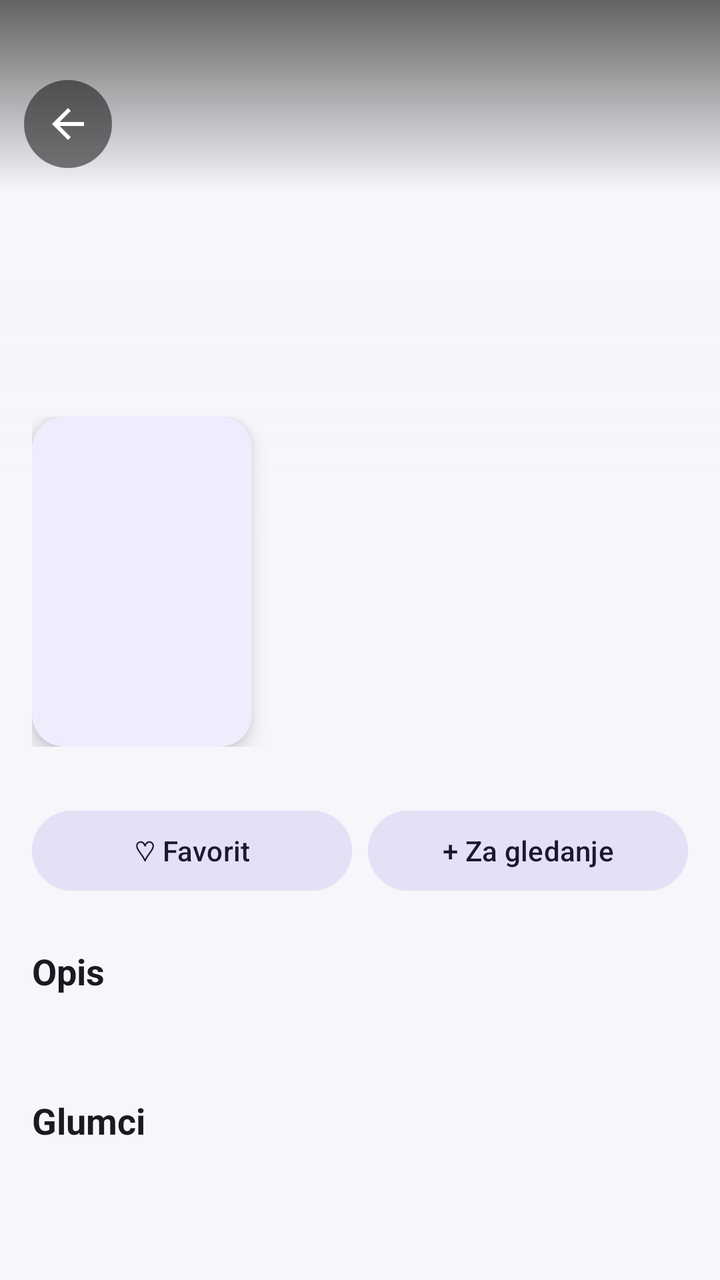
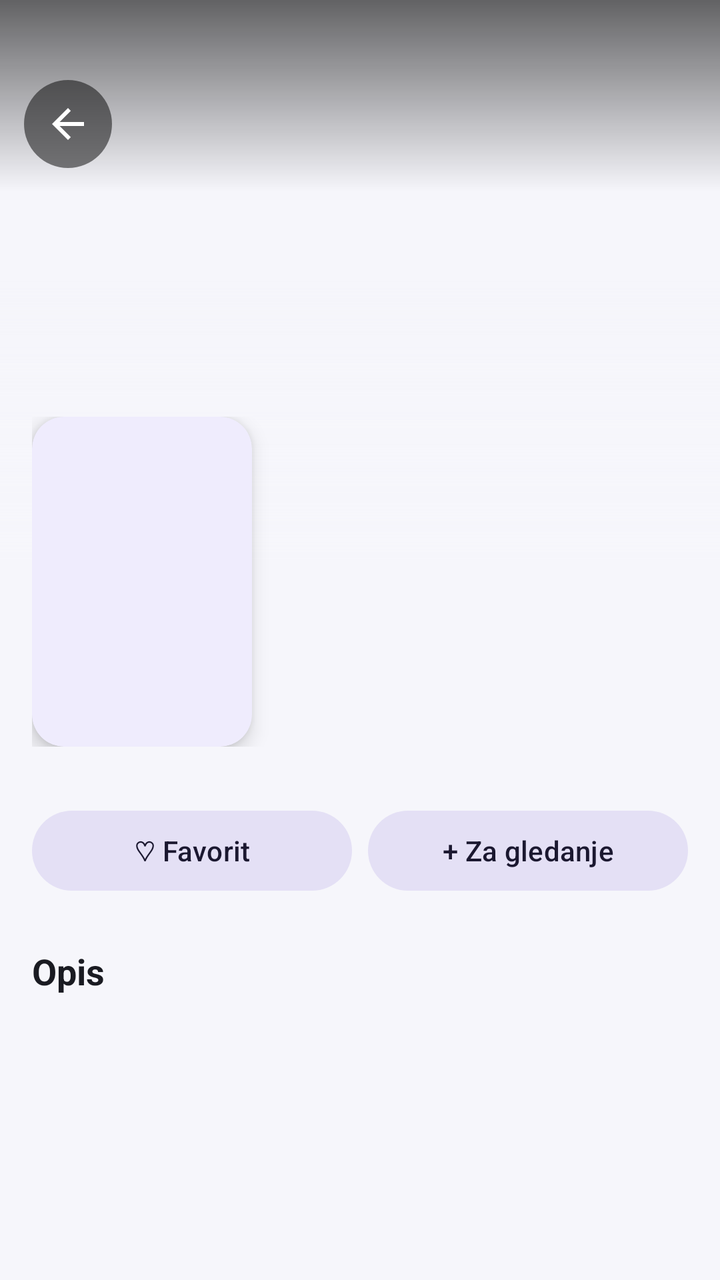

Screens rendered from an Android XML layout before and after an edit, with the pre-edit source and the edit as a unified diff.
<!-- AndroidManifest.xml: application theme Theme.Cinevo -->
<!-- res/layout/activity_movie_details.xml -->
<?xml version="1.0" encoding="utf-8"?>
<FrameLayout
    xmlns:android="http://schemas.android.com/apk/res/android"
    xmlns:app="http://schemas.android.com/apk/res-auto"
    android:layout_width="match_parent"
    android:layout_height="match_parent">

    <ScrollView
        android:id="@+id/scrollContent"
        android:layout_width="match_parent"
        android:layout_height="match_parent"
        android:clipToPadding="false">

        <LinearLayout
            android:layout_width="match_parent"
            android:layout_height="wrap_content"
            android:orientation="vertical"
            android:paddingBottom="24dp">

            <FrameLayout
                android:layout_width="match_parent"
                android:layout_height="280dp">

                <ImageView
                    android:id="@+id/imgBackdrop"
                    android:layout_width="match_parent"
                    android:layout_height="match_parent"
                    android:contentDescription="Slika filma"
                    android:scaleType="centerCrop" />

                <View
                    android:layout_width="match_parent"
                    android:layout_height="96dp"
                    android:background="@drawable/bg_scrim_top" />

                <View
                    android:layout_width="match_parent"
                    android:layout_height="140dp"
                    android:layout_gravity="bottom"
                    android:background="@drawable/bg_scrim_bottom" />
            </FrameLayout>

            <LinearLayout
                android:layout_width="match_parent"
                android:layout_height="wrap_content"
                android:layout_marginTop="-72dp"
                android:orientation="horizontal"
                android:paddingStart="16dp"
                android:paddingEnd="16dp">

                <com.google.android.material.card.MaterialCardView
                    android:layout_width="110dp"
                    android:layout_height="165dp"
                    app:cardCornerRadius="16dp"
                    app:cardElevation="6dp"
                    app:strokeWidth="0dp">

                    <ImageView
                        android:id="@+id/imgPoster"
                        android:layout_width="match_parent"
                        android:layout_height="match_parent"
                        android:contentDescription="Poster filma"
                        android:scaleType="centerCrop" />
                </com.google.android.material.card.MaterialCardView>

                <LinearLayout
                    android:layout_width="0dp"
                    android:layout_height="wrap_content"
                    android:layout_gravity="bottom"
                    android:layout_weight="1"
                    android:orientation="vertical"
                    android:paddingStart="16dp">

                    <TextView
                        android:id="@+id/tvTitle"
                        android:layout_width="match_parent"
                        android:layout_height="wrap_content"
                        android:textColor="?attr/colorOnSurface"
                        android:textSize="22sp"
                        android:textStyle="bold" />

                    <TextView
                        android:id="@+id/tvTagline"
                        android:layout_width="match_parent"
                        android:layout_height="wrap_content"
                        android:layout_marginTop="4dp"
                        android:textColor="?attr/colorOnSurfaceVariant"
                        android:textSize="13sp"
                        android:textStyle="italic"
                        android:visibility="gone" />

                    <TextView
                        android:id="@+id/tvInfo"
                        android:layout_width="match_parent"
                        android:layout_height="wrap_content"
                        android:layout_marginTop="6dp"
                        android:textColor="?attr/colorOnSurfaceVariant"
                        android:textSize="14sp" />

                    <TextView
                        android:id="@+id/tvDirector"
                        android:layout_width="match_parent"
                        android:layout_height="wrap_content"
                        android:layout_marginTop="4dp"
                        android:textColor="?attr/colorOnSurfaceVariant"
                        android:textSize="13sp"
                        android:visibility="gone" />
                </LinearLayout>
            </LinearLayout>

            <HorizontalScrollView
                android:layout_width="match_parent"
                android:layout_height="wrap_content"
                android:layout_marginTop="16dp"
                android:clipToPadding="false"
                android:paddingStart="16dp"
                android:paddingEnd="16dp"
                android:scrollbars="none">

                <com.google.android.material.chip.ChipGroup
                    android:id="@+id/chipGroupGenres"
                    android:layout_width="wrap_content"
                    android:layout_height="wrap_content"
                    app:singleLine="true" />
            </HorizontalScrollView>

            <LinearLayout
                android:layout_width="match_parent"
                android:layout_height="wrap_content"
                android:layout_marginTop="12dp"
                android:orientation="horizontal"
                android:paddingStart="16dp"
                android:paddingEnd="16dp">

                <com.google.android.material.button.MaterialButton
                    android:id="@+id/btnFavorite"
                    style="@style/Widget.Material3.Button.TonalButton"
                    android:layout_width="0dp"
                    android:layout_height="wrap_content"
                    android:layout_marginEnd="4dp"
                    android:layout_weight="1"
                    android:text="♡ Favorit" />

                <com.google.android.material.button.MaterialButton
                    android:id="@+id/btnWatchlist"
                    style="@style/Widget.Material3.Button.TonalButton"
                    android:layout_width="0dp"
                    android:layout_height="wrap_content"
                    android:layout_marginStart="4dp"
                    android:layout_weight="1"
                    android:text="+ Za gledanje" />
            </LinearLayout>

            <com.google.android.material.button.MaterialButton
                android:id="@+id/btnTrailer"
                android:layout_width="match_parent"
                android:layout_height="wrap_content"
                android:layout_marginStart="16dp"
                android:layout_marginTop="8dp"
                android:layout_marginEnd="16dp"
                android:text="Pogledaj trailer"
                android:visibility="gone" />

            <FrameLayout
                android:id="@+id/trailerContainer"
                android:layout_width="match_parent"
                android:layout_height="wrap_content"
                android:layout_marginStart="16dp"
                android:layout_marginTop="12dp"
                android:layout_marginEnd="16dp"
                android:visibility="gone" />

            <Button
                android:id="@+id/btnTrailerExternal"
                style="?attr/borderlessButtonStyle"
                android:layout_width="wrap_content"
                android:layout_height="wrap_content"
                android:layout_marginStart="8dp"
                android:text="Otvori u YouTubeu"
                android:visibility="gone" />

            <com.google.android.material.card.MaterialCardView
                android:id="@+id/sectionRating"
                android:layout_width="match_parent"
                android:layout_height="wrap_content"
                android:layout_marginStart="16dp"
                android:layout_marginTop="16dp"
                android:layout_marginEnd="16dp"
                android:visibility="gone"
                app:cardBackgroundColor="?attr/colorSurfaceVariant"
                app:cardCornerRadius="16dp"
                app:cardElevation="0dp"
                app:strokeWidth="0dp">

                <LinearLayout
                    android:layout_width="match_parent"
                    android:layout_height="wrap_content"
                    android:orientation="vertical"
                    android:padding="16dp">

                    <TextView
                        android:id="@+id/tvRatingHint"
                        android:layout_width="wrap_content"
                        android:layout_height="wrap_content"
                        android:text="Ocijeni film"
                        android:textColor="?attr/colorOnSurface"
                        android:textSize="15sp"
                        android:textStyle="bold" />

                    <com.vedad.cinevo.ui.widget.StarRatingView
                        android:id="@+id/ratingBar"
                        android:layout_width="wrap_content"
                        android:layout_height="wrap_content"
                        android:layout_marginTop="8dp" />

                    <Button
                        android:id="@+id/btnRemoveRating"
                        style="?attr/borderlessButtonStyle"
                        android:layout_width="wrap_content"
                        android:layout_height="wrap_content"
                        android:text="Ukloni ocjenu"
                        android:visibility="gone" />
                </LinearLayout>
            </com.google.android.material.card.MaterialCardView>

            <TextView
                android:layout_width="match_parent"
                android:layout_height="wrap_content"
                android:layout_marginStart="16dp"
                android:layout_marginTop="24dp"
                android:layout_marginEnd="16dp"
                android:text="Opis"
                android:textColor="?attr/colorOnSurface"
                android:textSize="18sp"
                android:textStyle="bold" />

            <TextView
                android:id="@+id/tvOverview"
                android:layout_width="match_parent"
                android:layout_height="wrap_content"
                android:layout_marginStart="16dp"
                android:layout_marginTop="6dp"
                android:layout_marginEnd="16dp"
                android:lineSpacingMultiplier="1.2"
                android:textColor="?attr/colorOnSurfaceVariant"
                android:textSize="15sp" />

            
            <TextView
                android:layout_width="match_parent"
                android:layout_height="wrap_content"
                android:layout_marginStart="16dp"
                android:layout_marginTop="24dp"
                android:layout_marginEnd="16dp"
                android:text="Glumci"
                android:textColor="?attr/colorOnSurface"
                android:textSize="18sp"
                android:textStyle="bold" />

            <TextView
                android:id="@+id/tvCast"
                android:layout_width="match_parent"
                android:layout_height="wrap_content"
                android:layout_marginStart="16dp"
                android:layout_marginTop="6dp"
                android:layout_marginEnd="16dp"
                android:lineSpacingMultiplier="1.2"
                android:textColor="?attr/colorOnSurfaceVariant"
                android:textSize="15sp" />

            <LinearLayout
                android:id="@+id/sectionWatch"
                android:layout_width="match_parent"
                android:layout_height="wrap_content"
                android:orientation="vertical"
                android:visibility="gone">

                <TextView
                    android:id="@+id/tvWatchTitle"
                    android:layout_width="match_parent"
                    android:layout_height="wrap_content"
                    android:layout_marginStart="16dp"
                    android:layout_marginTop="24dp"
                    android:layout_marginEnd="16dp"
                    android:text="Gdje gledati"
                    android:textColor="?attr/colorOnSurface"
                    android:textSize="18sp"
                    android:textStyle="bold" />

                <TextView
                    android:id="@+id/tvWatchRegion"
                    android:layout_width="wrap_content"
                    android:layout_height="wrap_content"
                    android:layout_marginStart="16dp"
                    android:background="?attr/selectableItemBackground"
                    android:paddingTop="4dp"
                    android:paddingBottom="4dp"
                    android:textColor="?attr/colorPrimary"
                    android:textSize="12sp" />

                <LinearLayout
                    android:id="@+id/groupStream"
                    android:layout_width="match_parent"
                    android:layout_height="wrap_content"
                    android:orientation="vertical"
                    android:visibility="gone">

                    <TextView
                        android:layout_width="match_parent"
                        android:layout_height="wrap_content"
                        android:layout_marginStart="16dp"
                        android:layout_marginTop="12dp"
                        android:text="Streaming"
                        android:textColor="?attr/colorOnSurface"
                        android:textSize="14sp"
                        android:textStyle="bold" />

                    <androidx.recyclerview.widget.RecyclerView
                        android:id="@+id/recyclerStream"
                        android:layout_width="match_parent"
                        android:layout_height="wrap_content"
                        android:clipToPadding="false"
                        android:paddingStart="12dp"
                        android:paddingEnd="12dp" />
                </LinearLayout>

                <LinearLayout
                    android:id="@+id/groupRent"
                    android:layout_width="match_parent"
                    android:layout_height="wrap_content"
                    android:orientation="vertical"
                    android:visibility="gone">

                    <TextView
                        android:layout_width="match_parent"
                        android:layout_height="wrap_content"
                        android:layout_marginStart="16dp"
                        android:layout_marginTop="12dp"
                        android:text="Iznajmljivanje"
                        android:textColor="?attr/colorOnSurface"
                        android:textSize="14sp"
                        android:textStyle="bold" />

                    <androidx.recyclerview.widget.RecyclerView
                        android:id="@+id/recyclerRent"
                        android:layout_width="match_parent"
                        android:layout_height="wrap_content"
                        android:clipToPadding="false"
                        android:paddingStart="12dp"
                        android:paddingEnd="12dp" />
                </LinearLayout>

                <LinearLayout
                    android:id="@+id/groupBuy"
                    android:layout_width="match_parent"
                    android:layout_height="wrap_content"
                    android:orientation="vertical"
                    android:visibility="gone">

                    <TextView
                        android:layout_width="match_parent"
                        android:layout_height="wrap_content"
                        android:layout_marginStart="16dp"
                        android:layout_marginTop="12dp"
                        android:text="Kupovina"
                        android:textColor="?attr/colorOnSurface"
                        android:textSize="14sp"
                        android:textStyle="bold" />

                    <androidx.recyclerview.widget.RecyclerView
                        android:id="@+id/recyclerBuy"
                        android:layout_width="match_parent"
                        android:layout_height="wrap_content"
                        android:clipToPadding="false"
                        android:paddingStart="12dp"
                        android:paddingEnd="12dp" />
                </LinearLayout>

                <TextView
                    android:id="@+id/tvWatchEmpty"
                    android:layout_width="match_parent"
                    android:layout_height="wrap_content"
                    android:layout_marginStart="16dp"
                    android:layout_marginTop="8dp"
                    android:layout_marginEnd="16dp"
                    android:text="Nema podataka o dostupnosti za odabranu državu. Državu možeš promijeniti u postavkama."
                    android:textColor="?attr/colorOnSurfaceVariant"
                    android:textSize="14sp"
                    android:visibility="gone" />

                <Button
                    android:id="@+id/btnWatchLink"
                    style="?attr/borderlessButtonStyle"
                    android:layout_width="wrap_content"
                    android:layout_height="wrap_content"
                    android:layout_marginStart="8dp"
                    android:text="Prikaži sve opcije"
                    android:visibility="gone" />

                <TextView
                    android:layout_width="match_parent"
                    android:layout_height="wrap_content"
                    android:layout_marginStart="16dp"
                    android:layout_marginTop="2dp"
                    android:layout_marginEnd="16dp"
                    android:text="Podaci o dostupnosti: JustWatch"
                    android:textColor="?attr/colorOnSurfaceVariant"
                    android:textSize="11sp" />
            </LinearLayout>

            <LinearLayout
                android:id="@+id/sectionSimilar"
                android:layout_width="match_parent"
                android:layout_height="wrap_content"
                android:orientation="vertical"
                android:visibility="gone">

                <TextView
                    android:layout_width="match_parent"
                    android:layout_height="wrap_content"
                    android:layout_marginStart="16dp"
                    android:layout_marginTop="24dp"
                    android:layout_marginEnd="16dp"
                    android:text="Slični filmovi"
                    android:textColor="?attr/colorOnSurface"
                    android:textSize="18sp"
                    android:textStyle="bold" />

                <androidx.recyclerview.widget.RecyclerView
                    android:id="@+id/recyclerSimilar"
                    android:layout_width="match_parent"
                    android:layout_height="wrap_content"
                    android:layout_marginTop="8dp"
                    android:clipToPadding="false"
                    android:nestedScrollingEnabled="false"
                    android:paddingStart="10dp"
                    android:paddingEnd="10dp" />
            </LinearLayout>

        </LinearLayout>
    </ScrollView>

    <ImageButton
        android:id="@+id/btnBack"
        android:layout_width="44dp"
        android:layout_height="44dp"
        android:layout_gravity="top|start"
        android:layout_marginStart="12dp"
        android:layout_marginTop="40dp"
        android:background="@drawable/bg_circle_dark"
        android:contentDescription="Nazad"
        android:src="@drawable/ic_back"
        app:tint="@color/white" />

    <ProgressBar
        android:id="@+id/progressDetails"
        android:layout_width="wrap_content"
        android:layout_height="wrap_content"
        android:layout_gravity="center"
        android:visibility="gone" />

    <LinearLayout
        android:id="@+id/stateViewDetails"
        android:layout_width="wrap_content"
        android:layout_height="wrap_content"
        android:layout_gravity="center"
        android:gravity="center_horizontal"
        android:orientation="vertical"
        android:padding="24dp"
        android:visibility="gone">

        <TextView
            android:id="@+id/tvDetailsState"
            android:layout_width="wrap_content"
            android:layout_height="wrap_content"
            android:gravity="center"
            android:textColor="?attr/colorOnSurfaceVariant"
            android:textSize="16sp" />

        <Button
            android:id="@+id/btnDetailsRetry"
            android:layout_width="wrap_content"
            android:layout_height="wrap_content"
            android:layout_marginTop="12dp"
            android:text="Pokušaj ponovo" />
    </LinearLayout>

</FrameLayout>
<!-- resources referenced by this layout -->
<resources>
  <color name="white">#FFFFFFFF</color>
  <!-- drawable bg_circle_dark (drawable) -->
  <?xml version="1.0" encoding="utf-8"?>
  <shape xmlns:android="http://schemas.android.com/apk/res/android"
      android:shape="oval">
      <solid android:color="#80000000" />
  </shape>
  <!-- drawable bg_scrim_bottom (drawable) -->
  <?xml version="1.0" encoding="utf-8"?>
  <shape xmlns:android="http://schemas.android.com/apk/res/android"
      android:shape="rectangle">
      <gradient
          android:angle="270"
          android:endColor="@color/cinevo_background"
          android:startColor="@color/cinevo_background_transparent" />
  </shape>
  <!-- drawable bg_scrim_top (drawable) -->
  <?xml version="1.0" encoding="utf-8"?>
  <shape xmlns:android="http://schemas.android.com/apk/res/android"
      android:shape="rectangle">
      <gradient
          android:angle="270"
          android:endColor="#00000000"
          android:startColor="#99000000" />
  </shape>
  <!-- drawable ic_back (drawable) -->
  <vector xmlns:android="http://schemas.android.com/apk/res/android" android:autoMirrored="true" android:height="24dp" android:tint="#000000" android:viewportHeight="24" android:viewportWidth="24" android:width="24dp">
        
      <path android:fillColor="@android:color/white" android:pathData="M20,11H7.83l5.59,-5.59L12,4l-8,8 8,8 1.41,-1.41L7.83,13H20v-2z"/>
      
  </vector>
  <color name="cinevo_background">#F6F6FB</color>
  <color name="cinevo_background_transparent">#00F6F6FB</color>
  <color name="cinevo_primary">#6A4DF4</color>
  <color name="cinevo_on_primary">#FFFFFF</color>
  <color name="cinevo_primary_container">#E6DEFF</color>
  <color name="cinevo_on_primary_container">#1E0A66</color>
  <color name="cinevo_secondary">#5F5B7A</color>
  <color name="cinevo_on_secondary">#FFFFFF</color>
  <color name="cinevo_secondary_container">#E4E0F5</color>
  <color name="cinevo_on_secondary_container">#1B1830</color>
  <color name="cinevo_on_background">#1A1B22</color>
  <color name="cinevo_surface">#FFFFFF</color>
  <color name="cinevo_on_surface">#1A1B22</color>
  <color name="cinevo_surface_variant">#ECEBF4</color>
  <color name="cinevo_on_surface_variant">#5C5E6B</color>
  <color name="cinevo_outline">#C9C8D6</color>
  <style name="ShapeAppearance.Cinevo.Small" parent="ShapeAppearance.Material3.SmallComponent">
          <item name="cornerFamily">rounded</item>
          <item name="cornerSize">12dp</item>
      </style>
  <style name="ShapeAppearance.Cinevo.Medium" parent="ShapeAppearance.Material3.MediumComponent">
          <item name="cornerFamily">rounded</item>
          <item name="cornerSize">16dp</item>
      </style>
  <style name="ShapeAppearance.Cinevo.Large" parent="ShapeAppearance.Material3.LargeComponent">
          <item name="cornerFamily">rounded</item>
          <item name="cornerSize">24dp</item>
      </style>
  <!-- unchanged entries left out for length: 1 -->
</resources>

<!-- the commit's change to res/layout/activity_movie_details.xml (unified diff, before → after) -->
@@ -99,10 +99,13 @@
 
                     <TextView
                         android:id="@+id/tvDirector"
-                        android:layout_width="match_parent"
+                        android:layout_width="wrap_content"
                         android:layout_height="wrap_content"
                         android:layout_marginTop="4dp"
-                        android:textColor="?attr/colorOnSurfaceVariant"
+                        android:background="?attr/selectableItemBackground"
+                        android:paddingTop="2dp"
+                        android:paddingBottom="2dp"
+                        android:textColor="?attr/colorPrimary"
                         android:textSize="13sp"
                         android:visibility="gone" />
                 </LinearLayout>
@@ -245,28 +248,50 @@
                 android:textColor="?attr/colorOnSurfaceVariant"
                 android:textSize="15sp" />
 
-            
-            <TextView
-                android:layout_width="match_parent"
-                android:layout_height="wrap_content"
-                android:layout_marginStart="16dp"
-                android:layout_marginTop="24dp"
-                android:layout_marginEnd="16dp"
-                android:text="Glumci"
-                android:textColor="?attr/colorOnSurface"
-                android:textSize="18sp"
-                android:textStyle="bold" />
-
-            <TextView
-                android:id="@+id/tvCast"
-                android:layout_width="match_parent"
-                android:layout_height="wrap_content"
-                android:layout_marginStart="16dp"
-                android:layout_marginTop="6dp"
-                android:layout_marginEnd="16dp"
-                android:lineSpacingMultiplier="1.2"
-                android:textColor="?attr/colorOnSurfaceVariant"
-                android:textSize="15sp" />
+            <LinearLayout
+                android:id="@+id/sectionCast"
+                android:layout_width="match_parent"
+                android:layout_height="wrap_content"
+                android:orientation="vertical"
+                android:visibility="gone">
+
+                <LinearLayout
+                    android:layout_width="match_parent"
+                    android:layout_height="wrap_content"
+                    android:layout_marginStart="16dp"
+                    android:layout_marginTop="24dp"
+                    android:layout_marginEnd="8dp"
+                    android:gravity="center_vertical"
+                    android:orientation="horizontal">
+
+                    <TextView
+                        android:layout_width="0dp"
+                        android:layout_height="wrap_content"
+                        android:layout_weight="1"
+                        android:text="Glumci"
+                        android:textColor="?attr/colorOnSurface"
+                        android:textSize="18sp"
+                        android:textStyle="bold" />
+
+                    <Button
+                        android:id="@+id/btnCastAll"
+                        style="?attr/borderlessButtonStyle"
+                        android:layout_width="wrap_content"
+                        android:layout_height="wrap_content"
+                        android:text="Pogledaj sve"
+                        android:visibility="gone" />
+                </LinearLayout>
+
+                <androidx.recyclerview.widget.RecyclerView
+                    android:id="@+id/recyclerCast"
+                    android:layout_width="match_parent"
+                    android:layout_height="wrap_content"
+                    android:layout_marginTop="8dp"
+                    android:clipToPadding="false"
+                    android:nestedScrollingEnabled="false"
+                    android:paddingStart="12dp"
+                    android:paddingEnd="12dp" />
+            </LinearLayout>
 
             <LinearLayout
                 android:id="@+id/sectionWatch"
